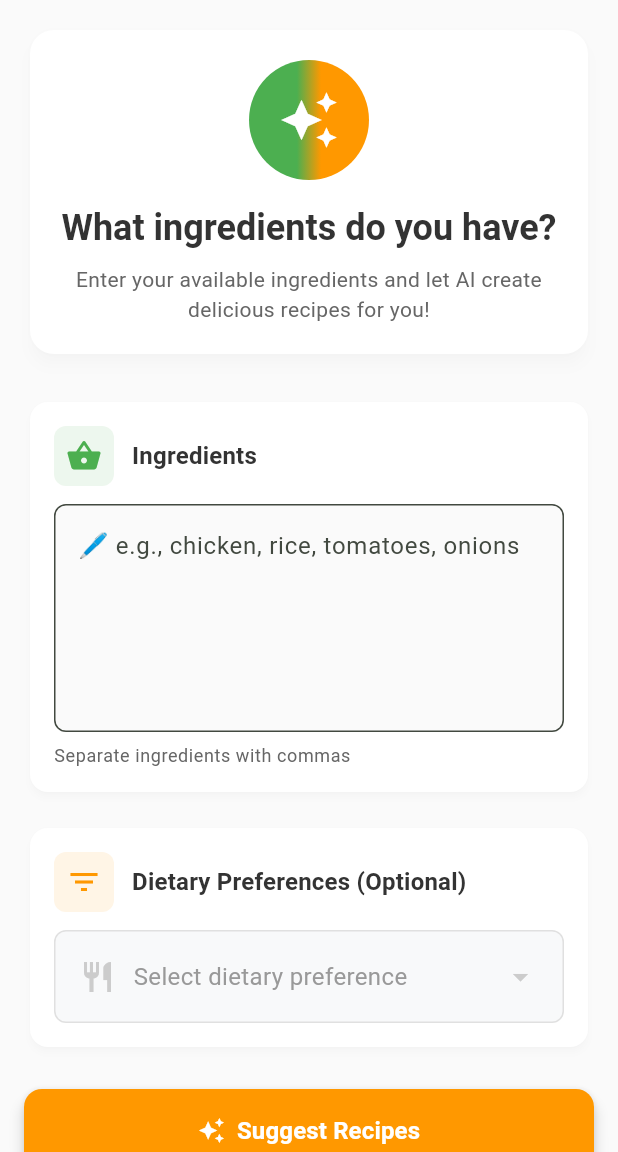
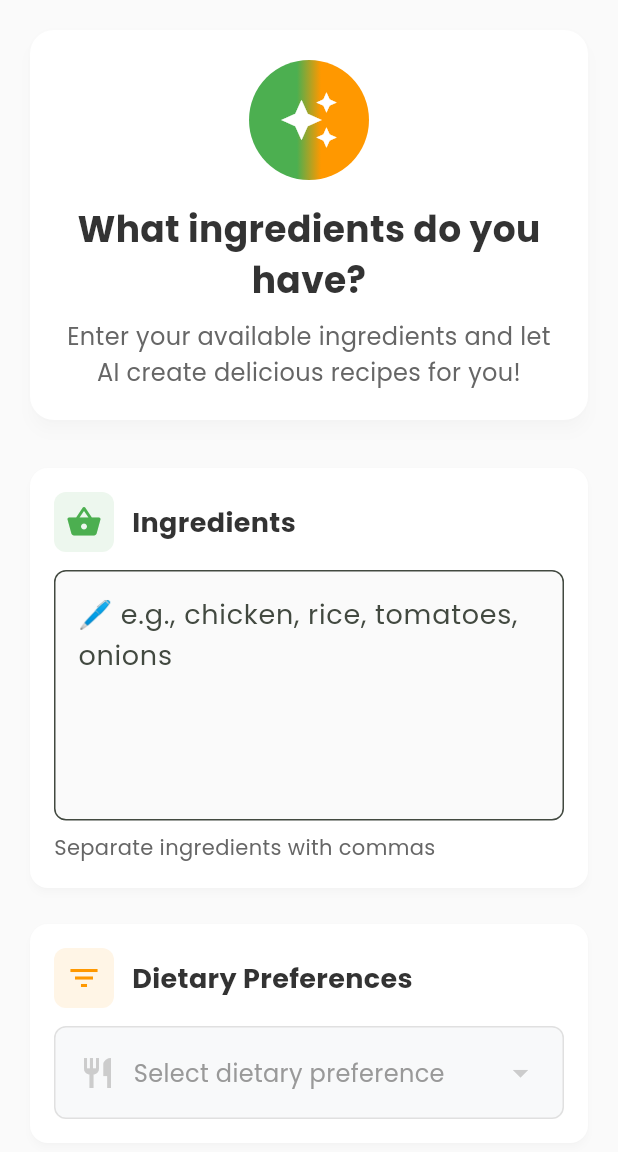
Before and after one commit to hamed75kazemii/pro_chef, a Flutter app: the screen it shows after launch, on a phone screen of 412 x 824 dp, the part 84-1236 px from its top. Run offline on Flutter 3.47's test engine with Material 3 defaults, Android fonts, the phone set to English and light mode, and no system bars; our stand-ins replace get, google_fonts.

Commit message:
Add text them

```diff
--- /dev/null
+++ b/lib/constants/app_text_theme.dart
@@ -0,0 +1,170 @@
+import 'package:flutter/material.dart';
+import 'app_colors.dart';
+
+class AppTextTheme {
+  // Font weights
+  static const FontWeight light = FontWeight.w300;
+  static const FontWeight regular = FontWeight.w400;
+  static const FontWeight medium = FontWeight.w500;
+  static const FontWeight semiBold = FontWeight.w600;
+  static const FontWeight bold = FontWeight.w700;
+  static const FontWeight extraBold = FontWeight.w800;
+
+  // Base text style with Poppins font
+  static TextStyle _baseTextStyle({
+    double? fontSize,
+    FontWeight? fontWeight,
+    Color? color,
+    double? height,
+    double? letterSpacing,
+    TextDecoration? decoration,
+  }) {
+    return TextStyle(
+      fontSize: fontSize,
+      fontWeight: fontWeight ?? regular,
+      color: color ?? AppColors.textPrimary,
+      height: height,
+      letterSpacing: letterSpacing,
+      decoration: decoration,
+    );
+  }
+
+  // Display styles (Large headings)
+  static TextStyle get displayLarge => _baseTextStyle(
+    fontSize: 48,
+    fontWeight: extraBold,
+    height: 1.1,
+    letterSpacing: -0.5,
+  );
+
+  static TextStyle get displayMedium => _baseTextStyle(
+    fontSize: 42,
+    fontWeight: bold,
+    height: 1.2,
+    letterSpacing: -0.3,
+  );
+
+  static TextStyle get displaySmall => _baseTextStyle(
+    fontSize: 36,
+    fontWeight: bold,
+    height: 1.3,
+    letterSpacing: -0.2,
+  );
+
+  // Headline styles
+  static TextStyle get headlineLarge => _baseTextStyle(
+    fontSize: 32,
+    fontWeight: bold,
+    height: 1.3,
+    letterSpacing: -0.1,
+  );
+
+  static TextStyle get headlineMedium =>
+      _baseTextStyle(fontSize: 28, fontWeight: semiBold, height: 1.4);
+
+  static TextStyle get headlineSmall =>
+      _baseTextStyle(fontSize: 24, fontWeight: semiBold, height: 1.4);
+
+  // Title styles
+  static TextStyle get titleLarge =>
+      _baseTextStyle(fontSize: 22, fontWeight: semiBold, height: 1.4);
+
+  static TextStyle get titleMedium =>
+      _baseTextStyle(fontSize: 18, fontWeight: medium, height: 1.4);
+
+  static TextStyle get titleSmall =>
+      _baseTextStyle(fontSize: 16, fontWeight: medium, height: 1.4);
+
+  // Body styles
+  static TextStyle get bodyLarge =>
+      _baseTextStyle(fontSize: 18, fontWeight: regular, height: 1.5);
+
+  static TextStyle get bodyMedium =>
+      _baseTextStyle(fontSize: 16, fontWeight: regular, height: 1.5);
+
+  static TextStyle get bodySmall =>
+      _baseTextStyle(fontSize: 14, fontWeight: regular, height: 1.5);
+
+  // Label styles
+  static TextStyle get labelLarge =>
+      _baseTextStyle(fontSize: 16, fontWeight: medium, height: 1.4);
+
+  static TextStyle get labelMedium =>
+      _baseTextStyle(fontSize: 14, fontWeight: medium, height: 1.4);
+
+  static TextStyle get labelSmall =>
+      _baseTextStyle(fontSize: 12, fontWeight: medium, height: 1.4);
+
+  // Special styles for the app
+  static TextStyle get splashTitle => _baseTextStyle(
+    fontSize: 42,
+    fontWeight: bold,
+    height: 1.2,
+    letterSpacing: 2.0,
+  );
+
+  static TextStyle get splashSubtitle => _baseTextStyle(
+    fontSize: 16,
+    fontWeight: semiBold,
+    height: 1.4,
+    letterSpacing: 0.5,
+  );
+
+  static TextStyle get buttonText =>
+      _baseTextStyle(fontSize: 16, fontWeight: bold, height: 1.4);
+
+  static TextStyle get cardTitle =>
+      _baseTextStyle(fontSize: 20, fontWeight: semiBold, height: 1.3);
+
+  static TextStyle get cardSubtitle =>
+      _baseTextStyle(fontSize: 14, fontWeight: regular, height: 1.4);
+
+  static TextStyle get inputLabel =>
+      _baseTextStyle(fontSize: 14, fontWeight: medium, height: 1.4);
+
+  static TextStyle get inputText =>
+      _baseTextStyle(fontSize: 16, fontWeight: regular, height: 1.5);
+
+  static TextStyle get errorText =>
+      _baseTextStyle(fontSize: 14, fontWeight: medium, height: 1.4);
+
+  static TextStyle get loadingText => _baseTextStyle(
+    fontSize: 15,
+    fontWeight: medium,
+    height: 1.4,
+    letterSpacing: 0.5,
+  );
+
+  static TextStyle get loadingSubText =>
+      _baseTextStyle(fontSize: 12, fontWeight: regular, height: 1.4);
+
+  // Color variants
+  static TextStyle get primary => _baseTextStyle(color: AppColors.textPrimary);
+  static TextStyle get secondary =>
+      _baseTextStyle(color: AppColors.textSecondary);
+  static TextStyle get textLight => _baseTextStyle(color: AppColors.textLight);
+  static TextStyle get white => _baseTextStyle(color: AppColors.pureWhite);
+  static TextStyle get orange => _baseTextStyle(color: AppColors.warmOrange);
+  static TextStyle get green => _baseTextStyle(color: AppColors.mintGreen);
+  static TextStyle get error => _baseTextStyle(color: AppColors.error);
+  static TextStyle get success => _baseTextStyle(color: AppColors.success);
+
+  // Complete TextTheme for Material App
+  static TextTheme get textTheme => TextTheme(
+    displayLarge: displayLarge,
+    displayMedium: displayMedium,
+    displaySmall: displaySmall,
+    headlineLarge: headlineLarge,
+    headlineMedium: headlineMedium,
+    headlineSmall: headlineSmall,
+    titleLarge: titleLarge,
+    titleMedium: titleMedium,
+    titleSmall: titleSmall,
+    bodyLarge: bodyLarge,
+    bodyMedium: bodyMedium,
+    bodySmall: bodySmall,
+    labelLarge: labelLarge,
+    labelMedium: labelMedium,
+    labelSmall: labelSmall,
+  );
+}
--- a/lib/main.dart
+++ b/lib/main.dart
@@ -1,6 +1,8 @@
 import 'package:flutter/material.dart';
 import 'package:get/get.dart';
+import 'package:google_fonts/google_fonts.dart';
 import 'constants/app_colors.dart';
+import 'constants/app_text_theme.dart';
 import 'screens/splash_screen.dart';
 
 void main() {
@@ -21,6 +23,7 @@ class MyApp extends StatelessWidget {
           seedColor: AppColors.mintGreen,
           brightness: Brightness.light,
         ),
+        fontFamily: GoogleFonts.poppins().fontFamily,
         scaffoldBackgroundColor: AppColors.backgroundLight,
         cardTheme: CardTheme(
           elevation: 4,
@@ -64,17 +67,7 @@ class MyApp extends StatelessWidget {
             fontWeight: FontWeight.bold,
           ),
         ),
-        textTheme: const TextTheme(
-          headlineLarge: TextStyle(color: AppColors.textPrimary),
-          headlineMedium: TextStyle(color: AppColors.textPrimary),
-          headlineSmall: TextStyle(color: AppColors.textPrimary),
-          titleLarge: TextStyle(color: AppColors.textPrimary),
-          titleMedium: TextStyle(color: AppColors.textPrimary),
-          titleSmall: TextStyle(color: AppColors.textPrimary),
-          bodyLarge: TextStyle(color: AppColors.textPrimary),
-          bodyMedium: TextStyle(color: AppColors.textSecondary),
-          bodySmall: TextStyle(color: AppColors.textLight),
-        ),
+        textTheme: AppTextTheme.textTheme,
       ),
       home: const SplashScreen(),
     );
--- a/lib/screens/home_screen.dart
+++ b/lib/screens/home_screen.dart
@@ -1,6 +1,7 @@
 import 'package:flutter/material.dart';
 import 'package:get/get.dart';
 import '../constants/app_colors.dart';
+import '../constants/app_text_theme.dart';
 import '../controllers/recipe_controller.dart';
 import 'results_screen.dart';
 
@@ -92,14 +93,15 @@ class _HomeScreenState extends State<HomeScreen> {
                       const SizedBox(height: 16),
                       Text(
                         'What ingredients do you have?',
-                        style: Theme.of(context).textTheme.headlineSmall
-                            ?.copyWith(fontWeight: FontWeight.bold),
+                        style: AppTextTheme.headlineSmall.copyWith(
+                          fontWeight: FontWeight.bold,
+                        ),
                         textAlign: TextAlign.center,
                       ),
                       const SizedBox(height: 8),
                       Text(
                         'Enter your available ingredients and let AI create delicious recipes for you!',
-                        style: Theme.of(context).textTheme.bodyMedium?.copyWith(
+                        style: AppTextTheme.bodyMedium.copyWith(
                           color: AppColors.textSecondary,
                         ),
                         textAlign: TextAlign.center,
@@ -138,8 +140,9 @@ class _HomeScreenState extends State<HomeScreen> {
                           const SizedBox(width: 12),
                           Text(
                             'Ingredients',
-                            style: Theme.of(context).textTheme.titleMedium
-                                ?.copyWith(fontWeight: FontWeight.bold),
+                            style: AppTextTheme.titleMedium.copyWith(
+                              fontWeight: FontWeight.bold,
+                            ),
                           ),
                         ],
                       ),
@@ -163,7 +166,7 @@ class _HomeScreenState extends State<HomeScreen> {
                       const SizedBox(height: 8),
                       Text(
                         'Separate ingredients with commas',
-                        style: Theme.of(context).textTheme.bodySmall?.copyWith(
+                        style: AppTextTheme.bodySmall.copyWith(
                           color: AppColors.textSecondary,
                         ),
                       ),
@@ -202,9 +205,10 @@ class _HomeScreenState extends State<HomeScreen> {
                           ),
                           const SizedBox(width: 12),
                           Text(
-                            'Dietary Preferences (Optional)',
-                            style: Theme.of(context).textTheme.titleMedium
-                                ?.copyWith(fontWeight: FontWeight.bold),
+                            'Dietary Preferences',
+                            style: AppTextTheme.titleMedium.copyWith(
+                              fontWeight: FontWeight.bold,
+                            ),
                           ),
                         ],
                       ),
@@ -274,12 +278,11 @@ class _HomeScreenState extends State<HomeScreen> {
                                     selected.isEmpty
                                         ? 'Select dietary preference'
                                         : selected,
-                                    style: TextStyle(
+                                    style: AppTextTheme.bodyMedium.copyWith(
                                       color:
                                           selected.isEmpty
                                               ? AppColors.textLight
                                               : AppColors.textPrimary,
-                                      fontSize: 16,
                                     ),
                                   ),
                                 ),
@@ -315,10 +318,7 @@ class _HomeScreenState extends State<HomeScreen> {
                     controller.isLoading.value
                         ? 'Generating Recipes...'
                         : 'Suggest Recipes',
-                    style: const TextStyle(
-                      fontSize: 16,
-                      fontWeight: FontWeight.bold,
-                    ),
+                    style: AppTextTheme.buttonText,
                   ),
                   style: ElevatedButton.styleFrom(
                     backgroundColor: AppColors.buttonPrimary,
@@ -356,7 +356,7 @@ class _HomeScreenState extends State<HomeScreen> {
                               Expanded(
                                 child: Text(
                                   controller.errorMessage.value,
-                                  style: const TextStyle(
+                                  style: AppTextTheme.error.copyWith(
                                     color: AppColors.error,
                                   ),
                                 ),
--- a/pubspec.yaml
+++ b/pubspec.yaml
@@ -40,6 +40,9 @@ dependencies:
 
   # GetX for state management
   get: ^4.6.6
+
+  # Google Fonts
+  google_fonts: ^6.1.0
 
 dev_dependencies:
   flutter_test:
```
Also changed, not shown: lib/screens/recipe_detail_screen.dart (+15 -15 lines), lib/screens/results_screen.dart (+22 -11 lines), lib/screens/splash_screen.dart (+5 -15 lines), pubspec.lock, 4 other files.
